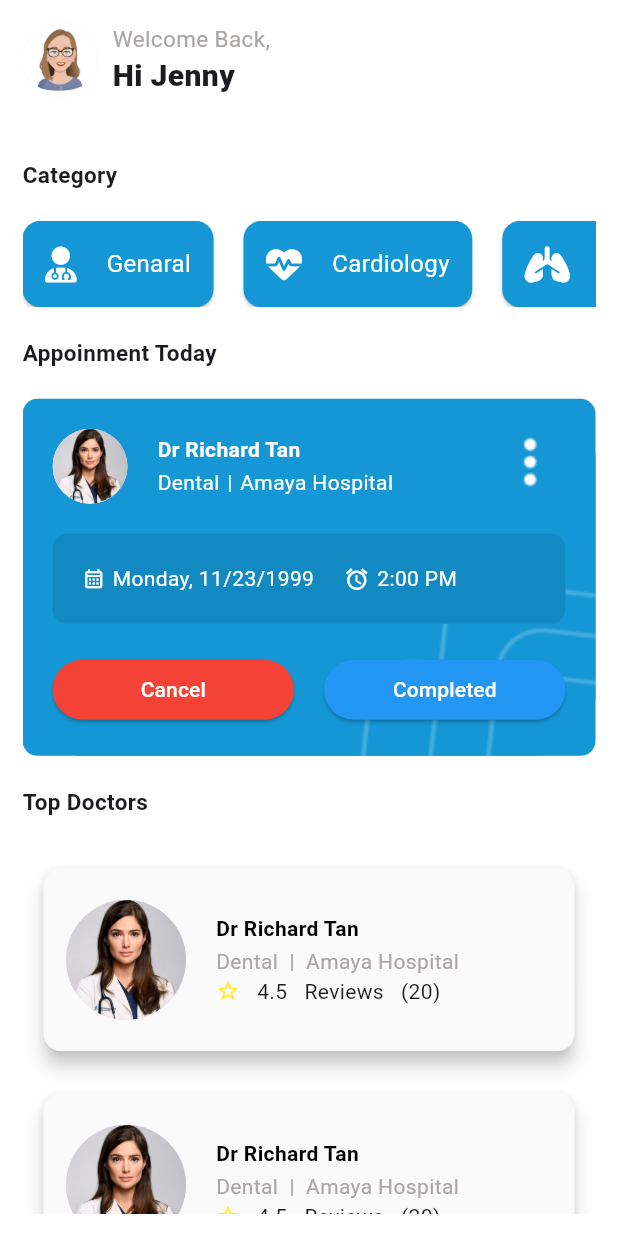
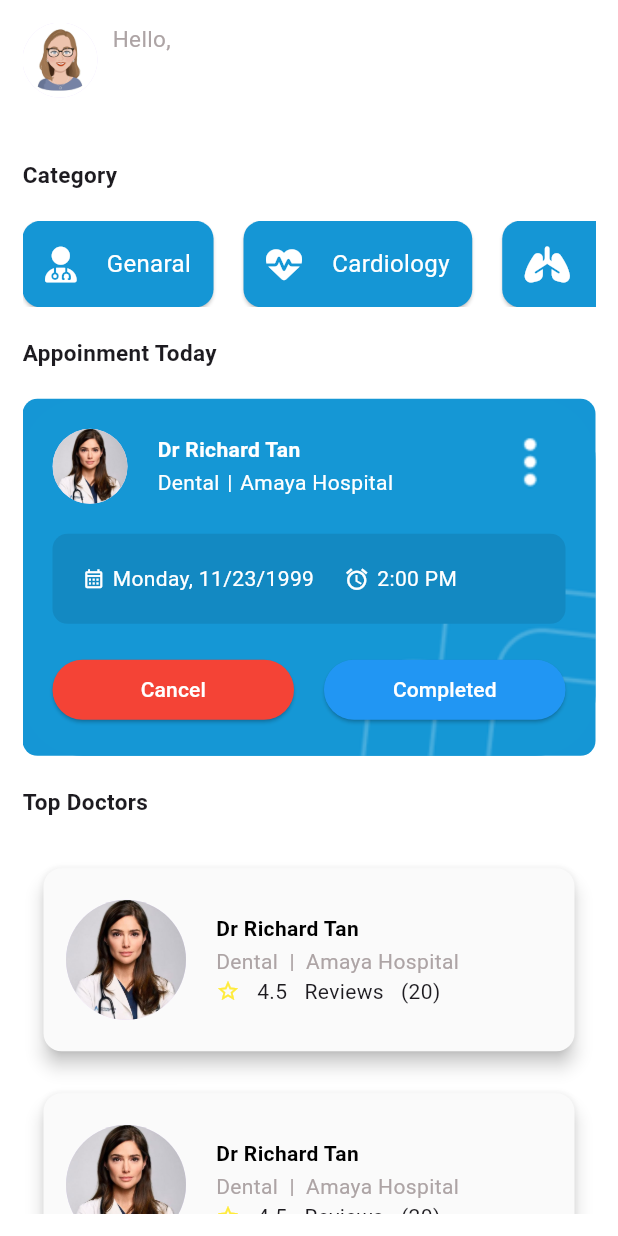
Before and after one commit to ashanwijebandara/Doctor-Appointment-, a Flutter app: the HomePage screen opened directly, on a phone screen of 412 x 824 dp. Run offline on Flutter 3.47's test engine with Material 3 defaults, Android fonts, the phone set to English and light mode, and no system bars; our stand-ins replace cloud_firestore, firebase_auth, firebase_core, font_awesome_flutter, get, lottie and 1 more; accounts and stored records are empty.

Commit message:
username in home page

```diff
--- a/doctorapp/lib/screens/home_page.dart
+++ b/doctorapp/lib/screens/home_page.dart
@@ -1,8 +1,11 @@
 import 'package:doctorapp/components/appoinment_cart.dart';
 import 'package:doctorapp/components/doctor_card.dart';
+import 'package:doctorapp/controllers/current_user_controller.dart';
 import 'package:doctorapp/utils/config.dart';
 import 'package:flutter/material.dart';
 import 'package:font_awesome_flutter/font_awesome_flutter.dart';
+import 'package:get/get.dart';
+import 'package:get/get_core/src/get_main.dart';
 
 class HomePage extends StatefulWidget {
   const HomePage({super.key});
@@ -41,8 +44,14 @@ class _HomePageState extends State<HomePage> {
   @override
   Widget build(BuildContext context) {
     Config().init(context);
+    var controller = Get.put(CurrentUserController());
     return Scaffold(
-      body: Padding(
+      body: Obx(
+        () => controller.isLoading.value
+            ? const Center(
+                child: CircularProgressIndicator(),
+              )
+            : Padding(
                 padding: EdgeInsets.symmetric(
                   horizontal: 15,
                   vertical: 15,
@@ -58,21 +67,22 @@ class _HomePageState extends State<HomePage> {
                           children: [
                             CircleAvatar(
                               radius: 25,
-                      backgroundImage: AssetImage('assets/profile1.jpg'),
+                              backgroundImage:
+                                  AssetImage('assets/profile1.jpg'),
                             ),
                             Config.spacehorizontal_medium,
                             Column(
                               crossAxisAlignment: CrossAxisAlignment.start,
                               children: [
                                 Text(
-                          'Welcome Back,',
+                                  'Hello,',
                                   style: TextStyle(
                                       fontSize: 15,
                                       fontWeight: FontWeight.w400,
                                       color: Color(0xFFADA4A5)),
                                 ),
                                 Text(
-                          'Hi Jenny',
+                                  controller.username.value,
                                   style: TextStyle(
                                     fontSize: 20,
                                     fontWeight: FontWeight.w800,
@@ -80,16 +90,9 @@ class _HomePageState extends State<HomePage> {
                                 ),
                               ],
                             ),
-
-                    /*
-                  SizedBox(
-                    child: CircleAvatar(
-                      radius: 30,
-                      backgroundImage: AssetImage('assets/profile1.jpg'),
-                    ),
-                  )*/
                           ],
                         ),
+
                         Config.spaceMedium,
                         const Text(
                           'Category',
@@ -103,7 +106,8 @@ class _HomePageState extends State<HomePage> {
                           height: Config.heightsize * 0.07,
                           child: ListView(
                               scrollDirection: Axis.horizontal,
-                      children: List<Widget>.generate(medCat.length, (index) {
+                              children:
+                                  List<Widget>.generate(medCat.length, (index) {
                                 return Card(
                                     margin: EdgeInsets.only(right: 20),
                                     color: Config.primaryColor,
@@ -165,6 +169,7 @@ class _HomePageState extends State<HomePage> {
                   ),
                 ),
               ),
+      ),
     );
   }
 }
```
Also changed, not shown: doctorapp/lib/controllers/current_user_controller.dart (renamed from doctorapp/lib/controllers/settings_controller.dart, +8 -2 lines), doctorapp/pubspec.yaml (line endings or trailing spaces). Lines whose indentation alone changed are shown as unchanged.
